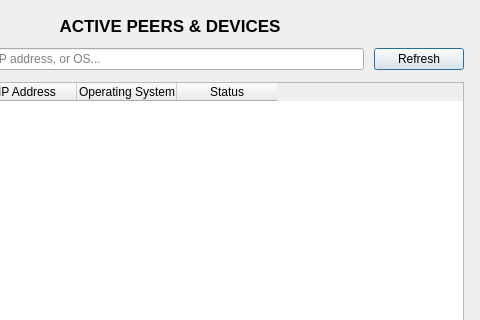
Arean82/Tailscale-Headscale-Client, file pygui/dialogs/peer_list.ui: the form before one commit; both pictures show x 140 to 620 and y 0 to 320 of the 620 by 480 pixel window.
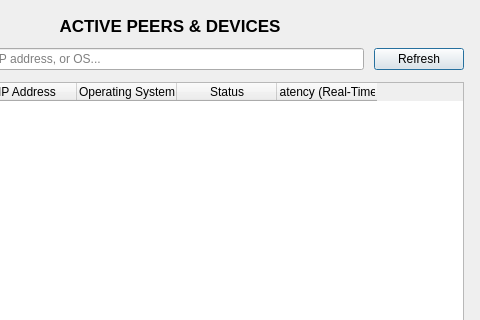
The form after the commit.

The edit to the form file:
```diff
--- a/pygui/dialogs/peer_list.ui
+++ b/pygui/dialogs/peer_list.ui
@@ -93,6 +93,15 @@
      <property name="showGrid">
       <bool>false</bool>
      </property>
+     <property name="wordWrap">
+      <bool>true</bool>
+     </property>
+     <property name="horizontalScrollBarPolicy">
+      <enum>Qt::ScrollBarAsNeeded</enum>
+     </property>
+     <property name="verticalScrollBarPolicy">
+      <enum>Qt::ScrollBarAsNeeded</enum>
+     </property>
      <attribute name="horizontalHeaderVisible">
       <bool>true</bool>
      </attribute>
@@ -119,6 +128,11 @@
        <string>Status</string>
       </property>
      </column>
+     <column>
+      <property name="text">
+       <string>Latency (Real-Time)</string>
+      </property>
+     </column>
     </widget>
    </item>
    <item>
```
Left out of the diff: 2 changed lines with no effect on the pictures.
